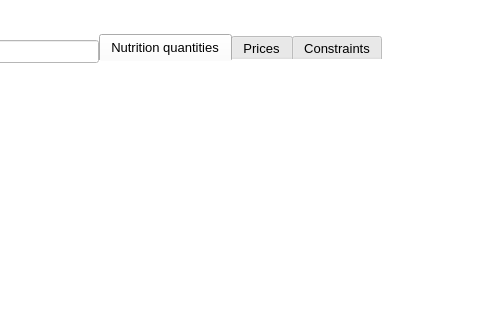
Qt form ui/ui_mainwindow.ui (josh-minch/spartan) before a commit; both pictures show x 531 to 1011 and y 0 to 320 of the 1224 by 705 pixel window.
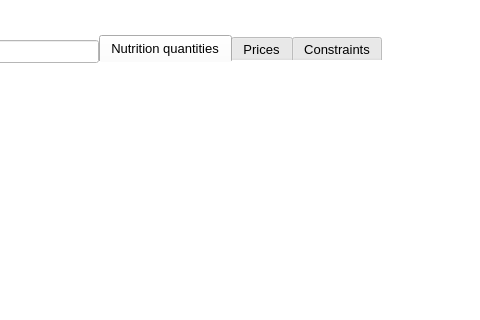
The same form after that commit. Icons and pictures are not drawn. Custom widgets are drawn as their Qt base class.

Commit message: Add combobox resizing, fix headers padding, ui

Diff of the .ui file:
```diff
--- a/ui/ui_mainwindow.ui
+++ b/ui/ui_mainwindow.ui
@@ -363,7 +363,7 @@
         <property name="sizeHint" stdset="0">
          <size>
           <width>13</width>
-          <height>34</height>
+          <height>35</height>
          </size>
         </property>
        </spacer>
@@ -523,11 +523,13 @@
             </property>
             <property name="styleSheet">
              <string notr="true">QHeaderView::section{
-	background-color: white;
 	border: 0px;
+	background-color: white;
+	padding-right: 5px;
 }
 
 QTableView {
+	
 	alternate-background-color: rgb(247, 247, 247);
 }</string>
             </property>
```
Left out of the diff: 132 changed lines with no effect on the pictures. The commit also changes 15 other files.
